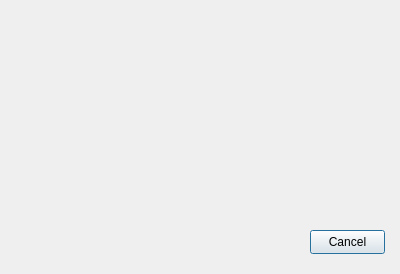
First picture: the form in Qt_Designer/chartdialog.ui, repository bb305496/CSV_Weather_Dashboard, before the edit.
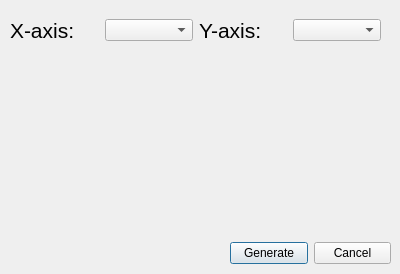
Second picture: the form after the edit.

```diff
--- a/Qt_Designer/chartdialog.ui
+++ b/Qt_Designer/chartdialog.ui
@@ -13,18 +13,81 @@
   <property name="windowTitle">
    <string>Dialog</string>
   </property>
-  <widget class="QPushButton" name="cancelButton">
+  <widget class="QWidget" name="">
    <property name="geometry">
     <rect>
-     <x>310</x>
-     <y>230</y>
-     <width>75</width>
-     <height>24</height>
+     <x>230</x>
+     <y>240</y>
+     <width>161</width>
+     <height>26</height>
     </rect>
    </property>
-   <property name="text">
-    <string>Cancel</string>
+   <layout class="QHBoxLayout" name="horizontalLayout">
+    <item>
+     <widget class="QPushButton" name="generateButton">
+      <property name="text">
+       <string>Generate</string>
+      </property>
+     </widget>
+    </item>
+    <item>
+     <widget class="QPushButton" name="cancelButton">
+      <property name="text">
+       <string>Cancel</string>
+      </property>
+     </widget>
+    </item>
+   </layout>
+  </widget>
+  <widget class="QWidget" name="">
+   <property name="geometry">
+    <rect>
+     <x>10</x>
+     <y>10</y>
+     <width>371</width>
+     <height>41</height>
+    </rect>
    </property>
+   <layout class="QHBoxLayout" name="horizontalLayout_4">
+    <item>
+     <layout class="QHBoxLayout" name="horizontalLayout_2">
+      <item>
+       <widget class="QLabel" name="label">
+        <property name="font">
+         <font>
+          <pointsize>16</pointsize>
+         </font>
+        </property>
+        <property name="text">
+         <string>X-axis:</string>
+        </property>
+       </widget>
+      </item>
+      <item>
+       <widget class="QComboBox" name="xAxisComboBox"/>
+      </item>
+     </layout>
+    </item>
+    <item>
+     <layout class="QHBoxLayout" name="horizontalLayout_3">
+      <item>
+       <widget class="QLabel" name="label_2">
+        <property name="font">
+         <font>
+          <pointsize>16</pointsize>
+         </font>
+        </property>
+        <property name="text">
+         <string>Y-axis:</string>
+        </property>
+       </widget>
+      </item>
+      <item>
+       <widget class="QComboBox" name="yAxisComboBox"/>
+      </item>
+     </layout>
+    </item>
+   </layout>
   </widget>
  </widget>
  <resources/>
```
